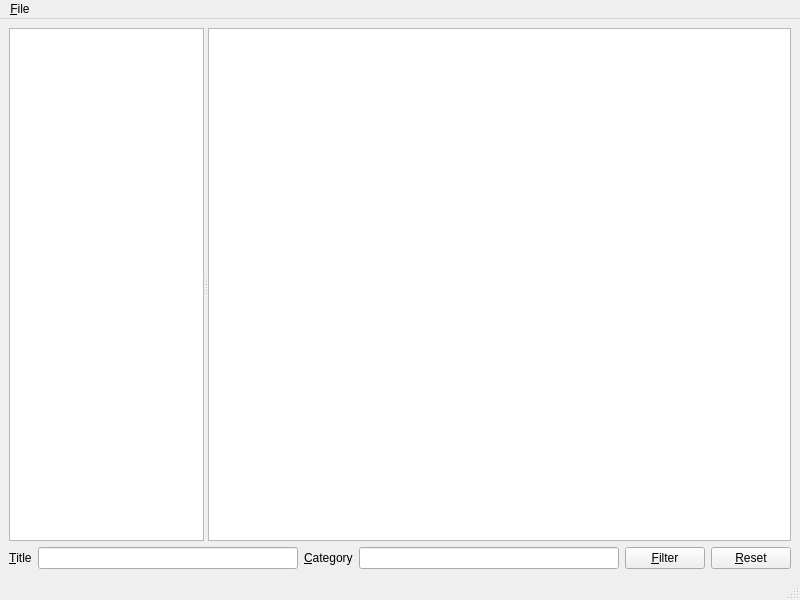
Old version of the form anymeal/main_window.ui in the repository wedesoft/anymeal.
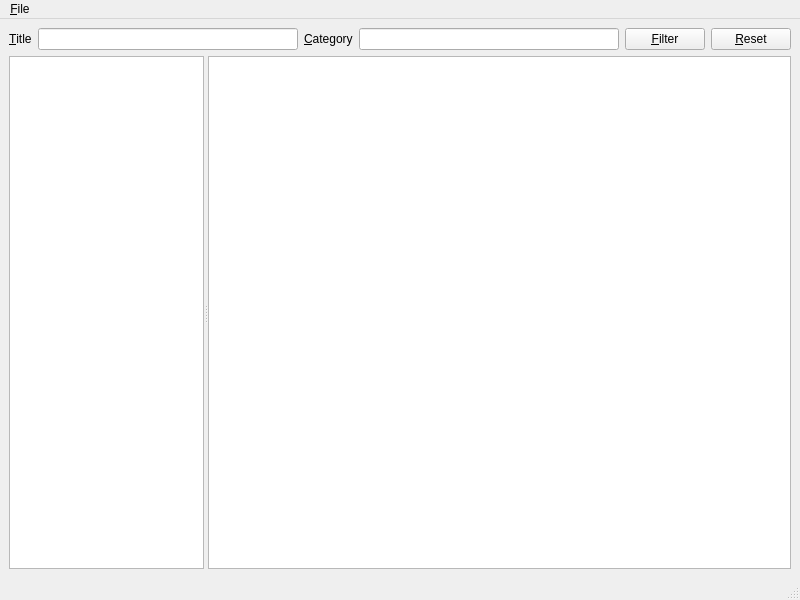
New version of the form.

```diff
--- a/anymeal/main_window.ui
+++ b/anymeal/main_window.ui
@@ -15,38 +15,6 @@
   </property>
   <widget class="QWidget" name="centralwidget">
    <layout class="QVBoxLayout" name="verticalLayout">
-    <item>
-     <widget class="QSplitter" name="splitter">
-      <property name="orientation">
-       <enum>Qt::Horizontal</enum>
-      </property>
-      <widget class="QListView" name="titles_view">
-       <property name="sizePolicy">
-        <sizepolicy hsizetype="Expanding" vsizetype="Expanding">
-         <horstretch>1</horstretch>
-         <verstretch>1</verstretch>
-        </sizepolicy>
-       </property>
-       <property name="selectionBehavior">
-        <enum>QAbstractItemView::SelectRows</enum>
-       </property>
-       <property name="layoutMode">
-        <enum>QListView::Batched</enum>
-       </property>
-       <property name="uniformItemSizes">
-        <bool>true</bool>
-       </property>
-      </widget>
-      <widget class="QTextBrowser" name="recipe_browser">
-       <property name="sizePolicy">
-        <sizepolicy hsizetype="Expanding" vsizetype="Expanding">
-         <horstretch>3</horstretch>
-         <verstretch>1</verstretch>
-        </sizepolicy>
-       </property>
-      </widget>
-     </widget>
-    </item>
     <item>
      <layout class="QHBoxLayout" name="horizontalLayout">
       <item>
@@ -91,6 +59,38 @@
       </item>
      </layout>
     </item>
+    <item>
+     <widget class="QSplitter" name="splitter">
+      <property name="orientation">
+       <enum>Qt::Horizontal</enum>
+      </property>
+      <widget class="QListView" name="titles_view">
+       <property name="sizePolicy">
+        <sizepolicy hsizetype="Expanding" vsizetype="Expanding">
+         <horstretch>1</horstretch>
+         <verstretch>1</verstretch>
+        </sizepolicy>
+       </property>
+       <property name="selectionBehavior">
+        <enum>QAbstractItemView::SelectRows</enum>
+       </property>
+       <property name="layoutMode">
+        <enum>QListView::Batched</enum>
+       </property>
+       <property name="uniformItemSizes">
+        <bool>true</bool>
+       </property>
+      </widget>
+      <widget class="QTextBrowser" name="recipe_browser">
+       <property name="sizePolicy">
+        <sizepolicy hsizetype="Expanding" vsizetype="Expanding">
+         <horstretch>3</horstretch>
+         <verstretch>1</verstretch>
+        </sizepolicy>
+       </property>
+      </widget>
+     </widget>
+    </item>
    </layout>
   </widget>
   <widget class="QMenuBar" name="menubar">
```
